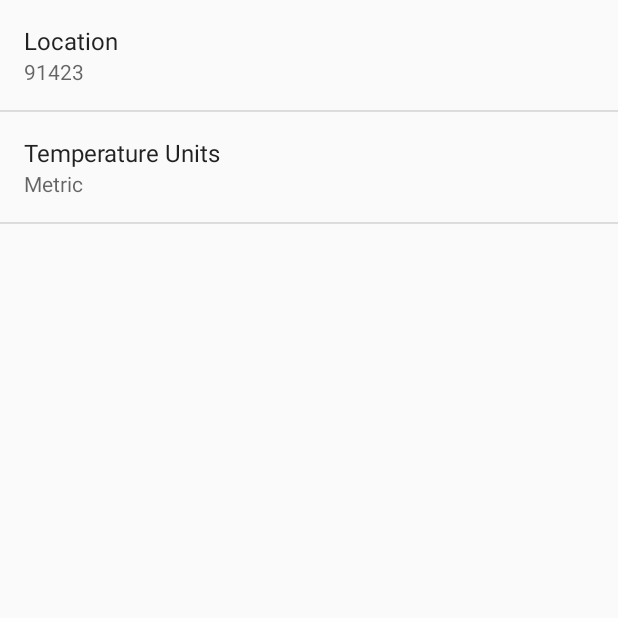
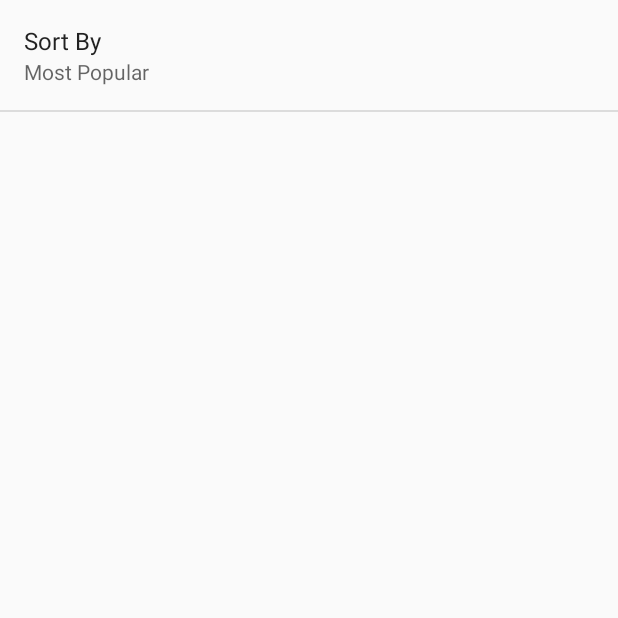
Before and after one commit to hendercine/CineFile, an Android app: the screen it shows after launch (SettingsActivity), in the options menu, after a tap on "Settings", on a phone screen of 412 x 824 dp, the top half of it. Run offline under Robolectric (Android 15) with nearby library versions, the light colour scheme and no system bars.

Commit message:
Change Settings menu label and remove location

```diff
--- a/app/src/main/java/com/example/android/cinefile/MainActivity.java
+++ b/app/src/main/java/com/example/android/cinefile/MainActivity.java
@@ -1,12 +1,8 @@
 package com.example.android.cinefile;
 
 import android.content.Intent;
-import android.content.SharedPreferences;
-import android.net.Uri;
-import android.preference.PreferenceManager;
+import android.os.Bundle;
 import android.support.v7.app.AppCompatActivity;
-import android.os.Bundle;
-import android.util.Log;
 import android.view.Menu;
 import android.view.MenuItem;
 
@@ -45,31 +41,6 @@ public class MainActivity extends AppCompatActivity {
             return true;
         }
 
-        if (id == R.id.action_map) {
-            openPreferredLocationInMap();
-            return true;
-        }
         return super.onOptionsItemSelected(item);
     }
-
-    private void openPreferredLocationInMap() {
-        SharedPreferences sharedPrefs =
-                PreferenceManager.getDefaultSharedPreferences(this);
-        String location = sharedPrefs.getString(
-                getString(R.string.pref_location_key),
-                getString(R.string.pref_location_default));
-
-        Uri geoLocation = Uri.parse("geo:o,o?").buildUpon()
-                .appendQueryParameter("q", location)
-                .build();
-
-        Intent intent = new Intent(Intent.ACTION_VIEW);
-        intent.setData(geoLocation);
-
-        if (intent.resolveActivity(getPackageManager()) != null) {
-            startActivity(intent);
-        } else {
-            Log.d(LOG_TAG, "Couldn't call " + location + ", no receiving apps installed!");
-        }
-    }
 }
--- a/app/src/main/java/com/example/android/cinefile/MoviesFragment.java
+++ b/app/src/main/java/com/example/android/cinefile/MoviesFragment.java
@@ -77,9 +77,9 @@ public class MoviesFragment extends Fragment {
     private void updateMovies() {
         FetchMoviesTask moviesTask = new FetchMoviesTask();
         SharedPreferences prefs = PreferenceManager.getDefaultSharedPreferences(getActivity());
-        String location = prefs.getString(getString(R.string.pref_location_key),
-                getString(R.string.pref_location_default));
-        moviesTask.execute(location);
+        String sortOrder = prefs.getString(getString(R.string.pref_sort_key),
+                getString(R.string.pref_sort_label_popular));
+        moviesTask.execute(sortOrder);
     }
 
     @Override
--- a/app/src/main/java/com/example/android/cinefile/SettingsActivity.java
+++ b/app/src/main/java/com/example/android/cinefile/SettingsActivity.java
@@ -6,7 +6,6 @@ import android.preference.Preference;
 import android.preference.PreferenceActivity;
 import android.preference.PreferenceManager;
 
-import static com.example.android.cinefile.R.string.pref_location_key;
 import static com.example.android.cinefile.R.string.pref_sort_key;
 
 /**
@@ -28,7 +27,6 @@ public class SettingsActivity extends PreferenceActivity
 
         // For all preferences, attach an OnPreferenceChangeListener so the UI summary can be
         // updated when the preference changes.
-        bindPreferenceSummaryToValue(findPreference(getString(pref_location_key)));
         bindPreferenceSummaryToValue(findPreference(getString(pref_sort_key)));
     }
 
--- a/app/src/main/res/menu/main.xml
+++ b/app/src/main/res/menu/main.xml
@@ -9,9 +9,4 @@
         android:title="@string/action_settings"
         app:showAsAction="never" />
 
-    <item
-        android:id="@+id/action_map"
-        android:title="@string/action_map"
-        app:showAsAction="never" />
-
 </menu>
--- a/app/src/main/res/values/arrays.xml
+++ b/app/src/main/res/values/arrays.xml
@@ -1,13 +1,13 @@
 <?xml version="1.0" encoding="utf-8"?>
 <resources>
 
-    <string-array name="pref_units_options">
-        <item>@string/pref_units_label_metric</item>
-        <item>@string/pref_units_label_imperial</item>
+    <string-array name="pref_sort_options">
+        <item>@string/pref_sort_label_popular</item>
+        <item>@string/pref_sort_label_rated</item>
     </string-array>
-    <string-array name="pref_units_values">
+    <string-array name="pref_sort_values">
         <item>@string/pref_sort_popular</item>
-        <item>@string/pref_units_imperial</item>
+        <item>@string/pref_sort_rated</item>
     </string-array>
 
 </resources>
--- a/app/src/main/res/values/strings.xml
+++ b/app/src/main/res/values/strings.xml
@@ -5,31 +5,25 @@
     <string name="refresh">Refresh</string>
     <string name="title_activity_detail">DetailActivity</string>
     <string name="title_activity_settings">Settings</string>
-    <string name="pref_location_label">Location</string>
-    <string name="pref_location_key">location</string>
 
-    <!-- Default postal code for location preference [CHAR LIMIT=NONE] -->
-    <string name="pref_location_default" translatable="false">91423</string>
+    <!-- Label for the sort by preference [CHAR LIMIT=30] -->
+    <string name="pref_sort_label">Sort By</string>
 
-    <!-- Label for the temperature units preference [CHAR LIMIT=30] -->
-    <string name="pref_units_label">Temperature Units</string>
+    <!-- Label for most popular option in sort by preference [CHAR LIMIT=25] -->
+    <string name="pref_sort_label_popular">Most Popular</string>
 
-    <!-- Label for metric option in temperature unit preference [CHAR LIMIT=25] -->
-    <string name="pref_units_label_metric">Metric</string>
+    <!-- Label for top rated option in sort by preference [CHAR LIMIT=25] -->
+    <string name="pref_sort_label_rated">Top Rated</string>
 
-    <!-- Label for imperial option in temperature unit preference [CHAR LIMIT=25] -->
-    <string name="pref_units_label_imperial">Imperial</string>
+    <!-- Key name for sort order preference in SharedPreferences [CHAR LIMIT=NONE] -->
+    <string name="pref_sort_key" translatable="false">sort</string>
 
-    <!-- Key name for temperature unit preference in SharedPreferences [CHAR LIMIT=NONE] -->
-    <string name="pref_sort_key" translatable="false">units</string>
+    <!-- Value in SharedPreferences for most popular option [CHAR LIMIT=NONE] -->
+    <string name="pref_sort_popular" translatable="false">popular</string>
 
-    <!-- Value in SharedPreferences for metric temperature option [CHAR LIMIT=NONE] -->
-    <string name="pref_sort_popular" translatable="false">metric</string>
+    <!-- Value in SharedPreferences for top rated option [CHAR LIMIT=NONE] -->
+    <string name="pref_sort_rated" translatable="false">top_rated</string>
 
-    <!-- Value in SharedPreferences for imperial temperature option [CHAR LIMIT=NONE] -->
-    <string name="pref_units_imperial" translatable="false">imperial</string>
-    <string name="action_map">Map Location</string>
     <string name="action_share">Share</string>
 
-
 </resources>
--- a/app/src/main/res/xml/pref_general.xml
+++ b/app/src/main/res/xml/pref_general.xml
@@ -1,18 +1,11 @@
 <?xml version="1.0" encoding="utf-8"?>
 <PreferenceScreen xmlns:android="http://schemas.android.com/apk/res/android">
 
-    <EditTextPreference
-        android:title="@string/pref_location_label"
-        android:key="@string/pref_location_key"
-        android:defaultValue="@string/pref_location_default"
-        android:inputType="text"
-        android:singleLine="true" />
-
     <ListPreference
-        android:title="@string/pref_units_label"
+        android:title="@string/pref_sort_label"
         android:key="@string/pref_sort_key"
-        android:entries="@array/pref_units_options"
-        android:entryValues="@array/pref_units_values"
+        android:entries="@array/pref_sort_options"
+        android:entryValues="@array/pref_sort_values"
         android:defaultValue="@string/pref_sort_popular" />
 
 </PreferenceScreen>
```
